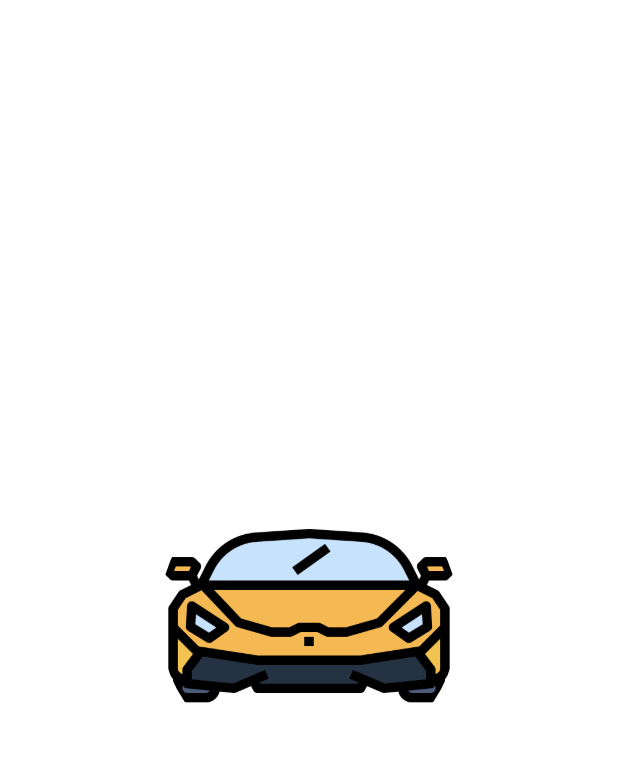
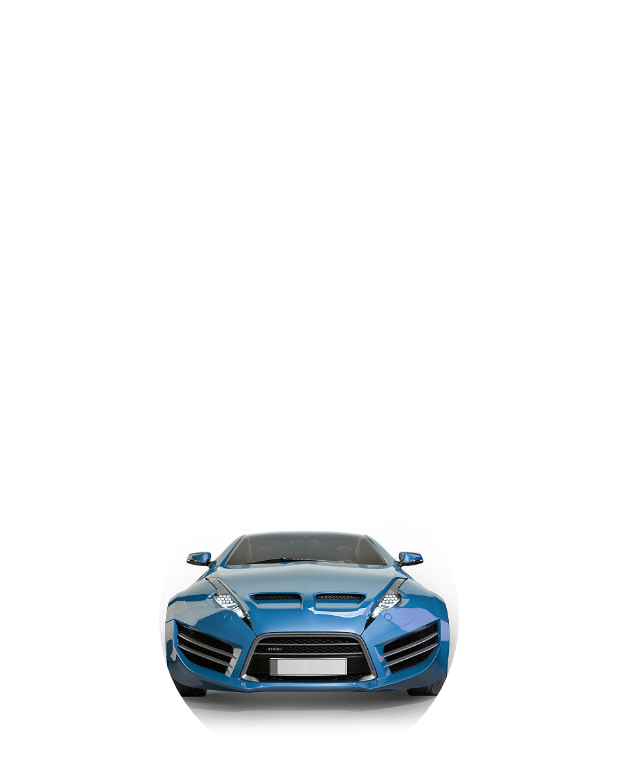
Before and after one commit to mohamedsalah918101/Cars-Store, a Flutter app: the splashScreen screen opened directly, on a phone screen of 412 x 824 dp. Shown: the top 767 px of the screen. Run offline on Flutter 3.47's test engine with Material 3 defaults, Android fonts, the phone set to English and light mode, and no system bars; drawn by our look-alikes of animated_splash_screen; our stand-ins replace cloud_firestore, firebase_auth, firebase_core, firebase_storage, flutter_image_slideshow, fluttertoast and 2 more; missing offline and left inert: datepicker_dropdown; accounts and stored records are empty.

Commit message:
Mohamed Salah: App icon.

```diff
--- a/lib/main.dart
+++ b/lib/main.dart
@@ -13,6 +13,7 @@
 Future<void> main() async {
   WidgetsFlutterBinding.ensureInitialized();
   await Firebase.initializeApp(
+    name: "carstore",
       options: FirebaseOptions(
           apiKey: "AIzaSyD8qOtONA0QI1KzsZrG0NaqdgpRck4dEOU",
           authDomain: "carstore-16676.firebaseapp.com",
--- a/lib/screens/splash_screen.dart
+++ b/lib/screens/splash_screen.dart
@@ -14,7 +14,7 @@
           splashTransition: SplashTransition.scaleTransition,
           splash: CircleAvatar(
             radius: 100,
-            backgroundImage: AssetImage("assets/images/car2.png"),
+            backgroundImage: AssetImage("assets/images/blue.jpg"),
             backgroundColor: Colors.white,
           ),
           nextScreen: _auth.currentUser==null? login():bottomNavigation()
```
Also changed, not shown: pubspec.yaml (+7 -10 lines), assets/images/blue.jpg (added), assets/images/car2.png (deleted), pubspec.lock (deleted), 29 other files.
